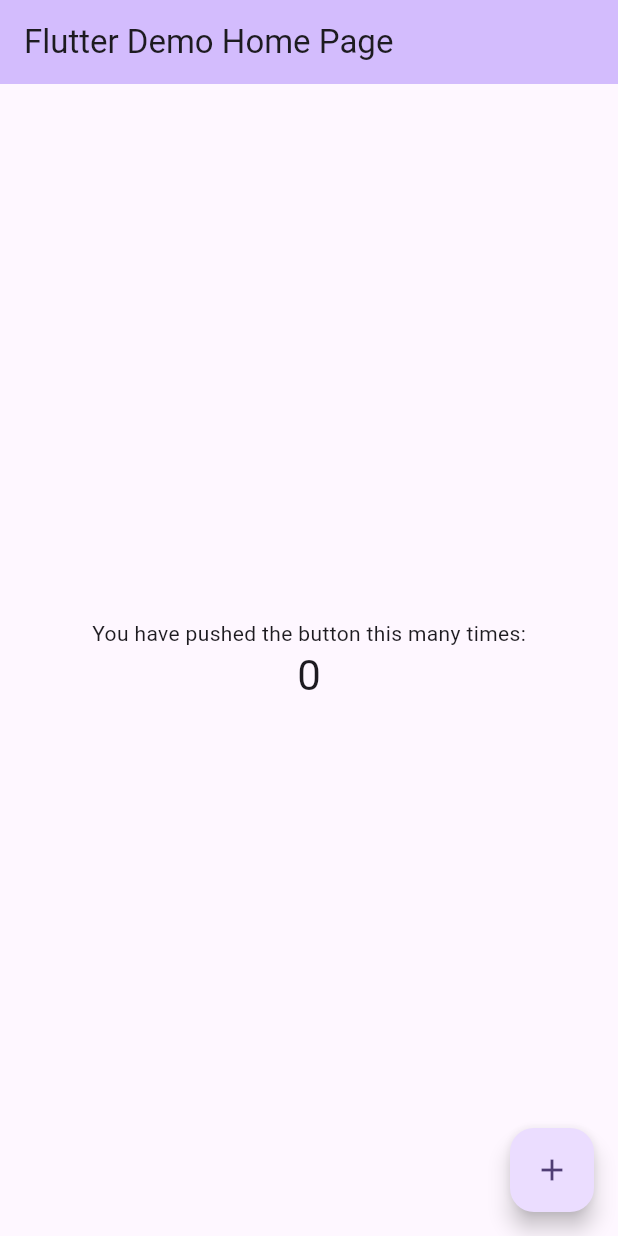
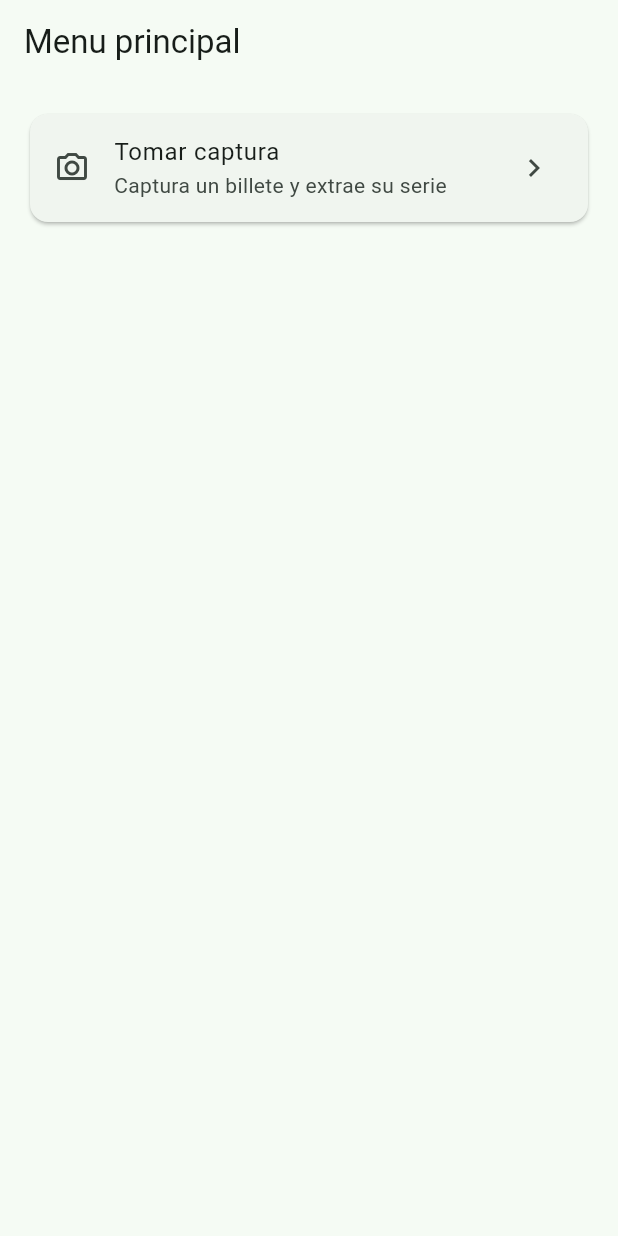
Before and after one commit to adimerpaul/billete, a Flutter app: the screen it shows after launch, on a phone screen of 412 x 824 dp. Run offline on Flutter 3.47's test engine with Material 3 defaults, Android fonts, the phone set to English and light mode, and no system bars; our stand-ins replace image_picker; missing offline and left inert: google_mlkit_text_recognition.

Commit message:
Funcaiondo tomar fot

```diff
--- a/app/lib/main.dart
+++ b/app/lib/main.dart
@@ -1,122 +1,24 @@
 import 'package:flutter/material.dart';
 
+import 'views/main_menu_view.dart';
+
 void main() {
-  runApp(const MyApp());
+  runApp(const BilleteApp());
 }
 
-class MyApp extends StatelessWidget {
-  const MyApp({super.key});
+class BilleteApp extends StatelessWidget {
+  const BilleteApp({super.key});
 
-  // This widget is the root of your application.
   @override
   Widget build(BuildContext context) {
     return MaterialApp(
-      title: 'Flutter Demo',
+      title: 'Lector de Billetes',
+      debugShowCheckedModeBanner: false,
       theme: ThemeData(
-        // This is the theme of your application.
-        //
-        // TRY THIS: Try running your application with "flutter run". You'll see
-        // the application has a purple toolbar. Then, without quitting the app,
-        // try changing the seedColor in the colorScheme below to Colors.green
-        // and then invoke "hot reload" (save your changes or press the "hot
-        // reload" button in a Flutter-supported IDE, or press "r" if you used
-        // the command line to start the app).
-        //
-        // Notice that the counter didn't reset back to zero; the application
-        // state is not lost during the reload. To reset the state, use hot
-        // restart instead.
-        //
-        // This works for code too, not just values: Most code changes can be
-        // tested with just a hot reload.
-        colorScheme: .fromSeed(seedColor: Colors.deepPurple),
+        colorScheme: ColorScheme.fromSeed(seedColor: const Color(0xFF166D4B)),
+        useMaterial3: true,
       ),
-      home: const MyHomePage(title: 'Flutter Demo Home Page'),
+      home: const MainMenuView(),
     );
   }
 }
-
-class MyHomePage extends StatefulWidget {
-  const MyHomePage({super.key, required this.title});
-
-  // This widget is the home page of your application. It is stateful, meaning
-  // that it has a State object (defined below) that contains fields that affect
-  // how it looks.
-
-  // This class is the configuration for the state. It holds the values (in this
-  // case the title) provided by the parent (in this case the App widget) and
-  // used by the build method of the State. Fields in a Widget subclass are
-  // always marked "final".
-
-  final String title;
-
-  @override
-  State<MyHomePage> createState() => _MyHomePageState();
-}
-
-class _MyHomePageState extends State<MyHomePage> {
-  int _counter = 0;
-
-  void _incrementCounter() {
-    setState(() {
-      // This call to setState tells the Flutter framework that something has
-      // changed in this State, which causes it to rerun the build method below
-      // so that the display can reflect the updated values. If we changed
-      // _counter without calling setState(), then the build method would not be
-      // called again, and so nothing would appear to happen.
-      _counter++;
-    });
-  }
-
-  @override
-  Widget build(BuildContext context) {
-    // This method is rerun every time setState is called, for instance as done
-    // by the _incrementCounter method above.
-    //
-    // The Flutter framework has been optimized to make rerunning build methods
-    // fast, so that you can just rebuild anything that needs updating rather
-    // than having to individually change instances of widgets.
-    return Scaffold(
-      appBar: AppBar(
-        // TRY THIS: Try changing the color here to a specific color (to
-        // Colors.amber, perhaps?) and trigger a hot reload to see the AppBar
-        // change color while the other colors stay the same.
-        backgroundColor: Theme.of(context).colorScheme.inversePrimary,
-        // Here we take the value from the MyHomePage object that was created by
-        // the App.build method, and use it to set our appbar title.
-        title: Text(widget.title),
-      ),
-      body: Center(
-        // Center is a layout widget. It takes a single child and positions it
-        // in the middle of the parent.
-        child: Column(
-          // Column is also a layout widget. It takes a list of children and
-          // arranges them vertically. By default, it sizes itself to fit its
-          // children horizontally, and tries to be as tall as its parent.
-          //
-          // Column has various properties to control how it sizes itself and
-          // how it positions its children. Here we use mainAxisAlignment to
-          // center the children vertically; the main axis here is the vertical
-          // axis because Columns are vertical (the cross axis would be
-          // horizontal).
-          //
-          // TRY THIS: Invoke "debug painting" (choose the "Toggle Debug Paint"
-          // action in the IDE, or press "p" in the console), to see the
-          // wireframe for each widget.
-          mainAxisAlignment: .center,
-          children: [
-            const Text('You have pushed the button this many times:'),
-            Text(
-              '$_counter',
-              style: Theme.of(context).textTheme.headlineMedium,
-            ),
-          ],
-        ),
-      ),
-      floatingActionButton: FloatingActionButton(
-        onPressed: _incrementCounter,
-        tooltip: 'Increment',
-        child: const Icon(Icons.add),
-      ),
-    );
-  }
-}
--- /dev/null
+++ b/app/lib/views/main_menu_view.dart
@@ -0,0 +1,37 @@
+import 'package:flutter/material.dart';
+
+import 'banknote_scanner_view.dart';
+
+class MainMenuView extends StatelessWidget {
+  const MainMenuView({super.key});
+
+  @override
+  Widget build(BuildContext context) {
+    return Scaffold(
+      appBar: AppBar(title: const Text('Menu principal')),
+      body: Padding(
+        padding: const EdgeInsets.all(16),
+        child: Column(
+          crossAxisAlignment: CrossAxisAlignment.stretch,
+          children: [
+            Card(
+              child: ListTile(
+                leading: const Icon(Icons.photo_camera_outlined),
+                title: const Text('Tomar captura'),
+                subtitle: const Text('Captura un billete y extrae su serie'),
+                trailing: const Icon(Icons.chevron_right),
+                onTap: () {
+                  Navigator.of(context).push(
+                    MaterialPageRoute<void>(
+                      builder: (_) => const BanknoteScannerView(),
+                    ),
+                  );
+                },
+              ),
+            ),
+          ],
+        ),
+      ),
+    );
+  }
+}
--- a/app/pubspec.yaml
+++ b/app/pubspec.yaml
@@ -34,6 +34,8 @@ dependencies:
   # The following adds the Cupertino Icons font to your application.
   # Use with the CupertinoIcons class for iOS style icons.
   cupertino_icons: ^1.0.8
+  image_picker: ^1.1.2
+  google_mlkit_text_recognition: ^0.15.0
 
 dev_dependencies:
   flutter_test:
```
Also changed, not shown: app/lib/models/banknote_scan_result.dart (added, +11 -0 lines), app/lib/services/banknote_ocr_service.dart (added, +71 -0 lines), app/lib/viewmodels/banknote_scanner_viewmodel.dart (added, +80 -0 lines), app/lib/views/banknote_scanner_view.dart (added, +175 -0 lines), app/pubspec.lock, 105 other files.
